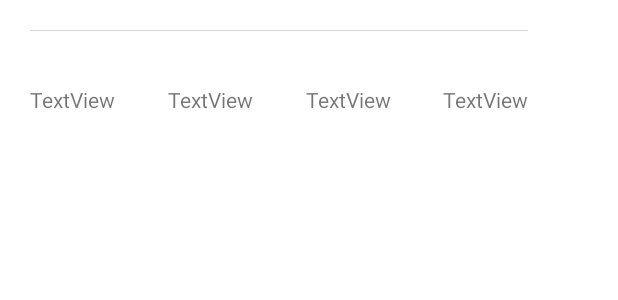
After one commit to DogukanGun/WtechBitirmeProjesi, an Android app: the layout fragment_card_recyclerview_row.xml on its own in the app's theme, with its tools: preview values and no code run, on a phone screen of 412 x 824 dp. The commit adds this screen. Shown: the top 300 px of the screen. Run offline under Robolectric (Android 15) with nearby library versions, the phone set to English and light mode, and no system bars; network calls fail.

```diff
--- a/app/build.gradle
+++ b/app/build.gradle
@@ -1,6 +1,7 @@
 plugins {
     id 'com.android.application'
     id 'kotlin-android'
+    id 'androidx.navigation.safeargs'
  }
 
 android {
@@ -22,6 +23,7 @@ android {
             proguardFiles getDefaultProguardFile('proguard-android-optimize.txt'), 'proguard-rules.pro'
         }
     }
+
     buildFeatures {
          dataBinding true
     }
@@ -45,6 +47,8 @@ dependencies {
     //navigation
     implementation 'androidx.navigation:navigation-fragment-ktx:2.3.5'
     implementation 'androidx.navigation:navigation-ui-ktx:2.3.5'
+
+
     testImplementation 'junit:junit:4.+'
 
     //retrofit
--- a/app/src/main/java/com/example/wtechbitirmeprojesi/controller/ProductsFragment.kt
+++ b/app/src/main/java/com/example/wtechbitirmeprojesi/controller/ProductsFragment.kt
@@ -52,6 +52,8 @@ class ProductsFragment : Fragment() {
 
 
 
+
+
         }
 
 
@@ -77,7 +79,7 @@ class ProductsFragment : Fragment() {
             val padding = parent.width / mGridSize - frameWidth
             val itemPosition = (view.layoutParams as RecyclerView.LayoutParams).viewAdapterPosition
             if (itemPosition < mGridSize) {
-                outRect.top = 0
+                outRect.top = padding
             } else {
                 outRect.top = mSizeGridSpacingPx
             }
--- /dev/null
+++ b/app/src/main/res/layout/fragment_card_recyclerview_row.xml
@@ -0,0 +1,72 @@
+<?xml version="1.0" encoding="utf-8"?>
+
+<layout>
+
+<androidx.constraintlayout.widget.ConstraintLayout xmlns:android="http://schemas.android.com/apk/res/android"
+    xmlns:app="http://schemas.android.com/apk/res-auto"
+    xmlns:tools="http://schemas.android.com/tools"
+    android:layout_width="match_parent"
+    android:layout_height="wrap_content">
+
+    <ImageView
+        android:id="@+id/imageView2"
+        android:layout_width="0dp"
+        android:layout_height="wrap_content"
+        android:layout_marginStart="20dp"
+        android:layout_marginTop="20dp"
+        android:layout_marginEnd="60dp"
+        app:layout_constraintEnd_toEndOf="parent"
+        app:layout_constraintHorizontal_bias="0.162"
+        app:layout_constraintStart_toStartOf="parent"
+        app:layout_constraintTop_toTopOf="parent"
+        tools:srcCompat="@tools:sample/avatars" />
+
+    <TextView
+        android:id="@+id/textView2"
+        android:layout_width="wrap_content"
+        android:layout_height="wrap_content"
+        android:layout_marginStart="20dp"
+        android:layout_marginTop="36dp"
+        android:layout_marginBottom="20dp"
+        android:text="TextView"
+        app:layout_constraintBottom_toBottomOf="parent"
+        app:layout_constraintStart_toStartOf="parent"
+        app:layout_constraintTop_toBottomOf="@+id/imageView2" />
+
+    <TextView
+        android:id="@+id/textView3"
+        android:layout_width="wrap_content"
+        android:layout_height="wrap_content"
+        android:layout_marginStart="35dp"
+        android:text="TextView"
+        app:layout_constraintBottom_toBottomOf="@+id/textView4"
+        app:layout_constraintStart_toEndOf="@+id/textView4"
+        app:layout_constraintTop_toTopOf="@+id/textView4"
+        app:layout_constraintVertical_bias="0.0" />
+
+    <TextView
+        android:id="@+id/textView4"
+        android:layout_width="wrap_content"
+        android:layout_height="wrap_content"
+        android:layout_marginStart="35dp"
+        android:text="TextView"
+        app:layout_constraintBottom_toBottomOf="@+id/textView2"
+        app:layout_constraintStart_toEndOf="@+id/textView2"
+        app:layout_constraintTop_toTopOf="@+id/textView2"
+        app:layout_constraintVertical_bias="0.0" />
+
+    <TextView
+        android:id="@+id/textView5"
+        android:layout_width="58dp"
+        android:layout_height="wrap_content"
+        android:layout_marginStart="35dp"
+        android:text="TextView"
+        app:layout_constraintBottom_toBottomOf="@+id/textView3"
+        app:layout_constraintEnd_toEndOf="@+id/imageView2"
+        app:layout_constraintStart_toEndOf="@+id/textView3"
+        app:layout_constraintTop_toTopOf="@+id/textView3"
+        app:layout_constraintVertical_bias="0.0" />
+</androidx.constraintlayout.widget.ConstraintLayout>
+
+
+</layout>
--- a/app/src/main/res/values/dimen.xml
+++ b/app/src/main/res/values/dimen.xml
@@ -3,6 +3,9 @@
     <integer name="card_preview_column">2</integer>
     <dimen name="card_view_spacing">10dp</dimen>
     <dimen name="linear_layout_spacing">40dp</dimen>
+    <dimen name="button_width">120dp</dimen>
+    <dimen name="grid_layout_width">180dp</dimen>
+    <dimen name="grid_layout_height">250dp</dimen>
 
 
 </resources>
--- a/app/src/main/res/values/strings.xml
+++ b/app/src/main/res/values/strings.xml
@@ -3,6 +3,9 @@
     <string name="products">Products</string>
     <string name="card">Card</string>
     <string name="discounted_products">Discounted Products</string>
+    <string name="delete">Delete</string>
+    <string name="payment">Pay</string>
     <string name="textview">TextView</string>
+    <string name="product_detail">Product Detail</string>
     <!-- TODO: Remove or change this placeholder text -->
 </resources>
--- a/build.gradle
+++ b/build.gradle
@@ -8,6 +8,8 @@ buildscript {
         classpath "com.android.tools.build:gradle:7.0.2"
         classpath "org.jetbrains.kotlin:kotlin-gradle-plugin:1.5.31"
 
+        classpath("androidx.navigation:navigation-safe-args-gradle-plugin:2.3.5")
+
         // NOTE: Do not place your application dependencies here; they belong
         // in the individual module build.gradle files
     }
```
Also changed, not shown: app/src/main/java/com/example/wtechbitirmeprojesi/MainActivity.kt (+4 -5 lines), app/src/main/java/com/example/wtechbitirmeprojesi/adapter/CardRecyclerViewAdapter.kt (added, +33 -0 lines), app/src/main/java/com/example/wtechbitirmeprojesi/adapter/ProductsRecyclerViewAdapter.kt (+13 -5 lines), app/src/main/java/com/example/wtechbitirmeprojesi/controller/CardFragment.kt (+23 -0 lines), app/src/main/java/com/example/wtechbitirmeprojesi/resources/Constants.kt (added, +7 -0 lines), app/src/main/java/com/example/wtechbitirmeprojesi/viewModel/CardViewModel.kt (added, +38 -0 lines), app/src/main/java/com/example/wtechbitirmeprojesi/viewModel/ProductsViewModel.kt (+4 -7 lines), app/src/main/res/layout/fragment_card.xml (+33 -3 lines), app/src/main/res/layout/fragment_products.xml (+8 -2 lines), app/src/main/res/layout/fragment_products_recyclerview_row.xml (+5 -4 lines), app/src/main/res/navigation/fragment_navigation.xml (+6 -8 lines), 1 other file.
